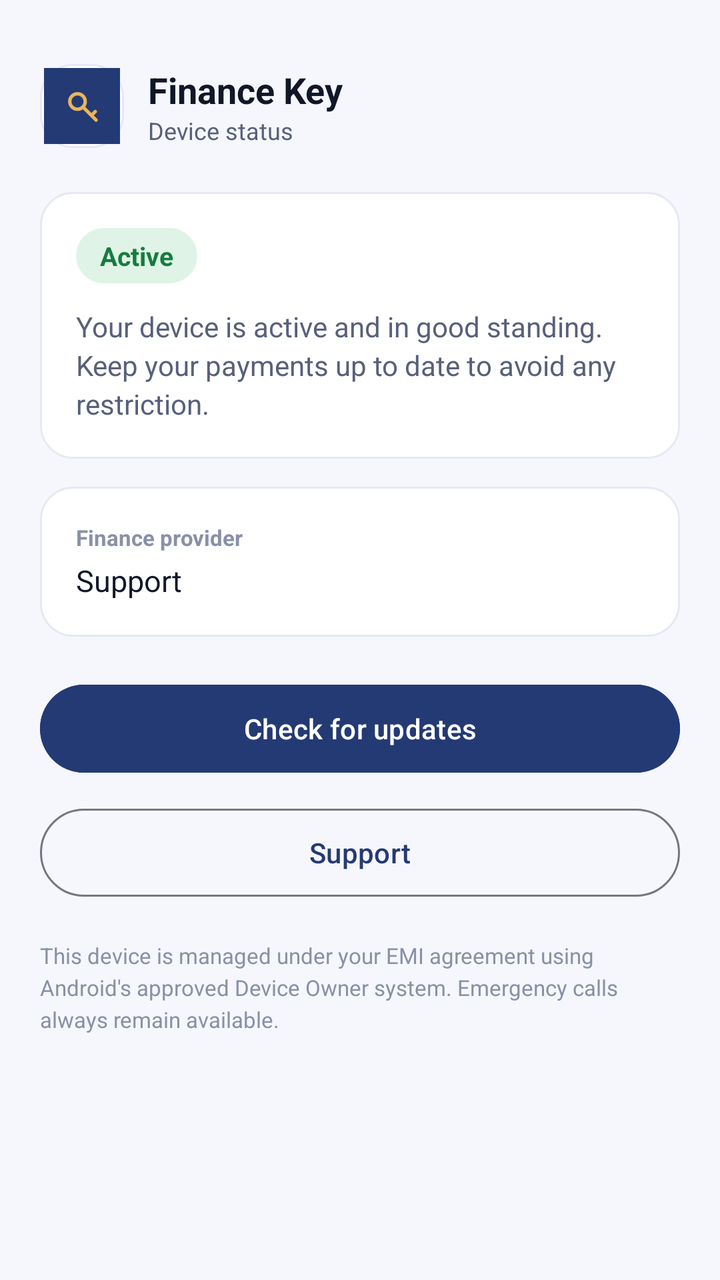
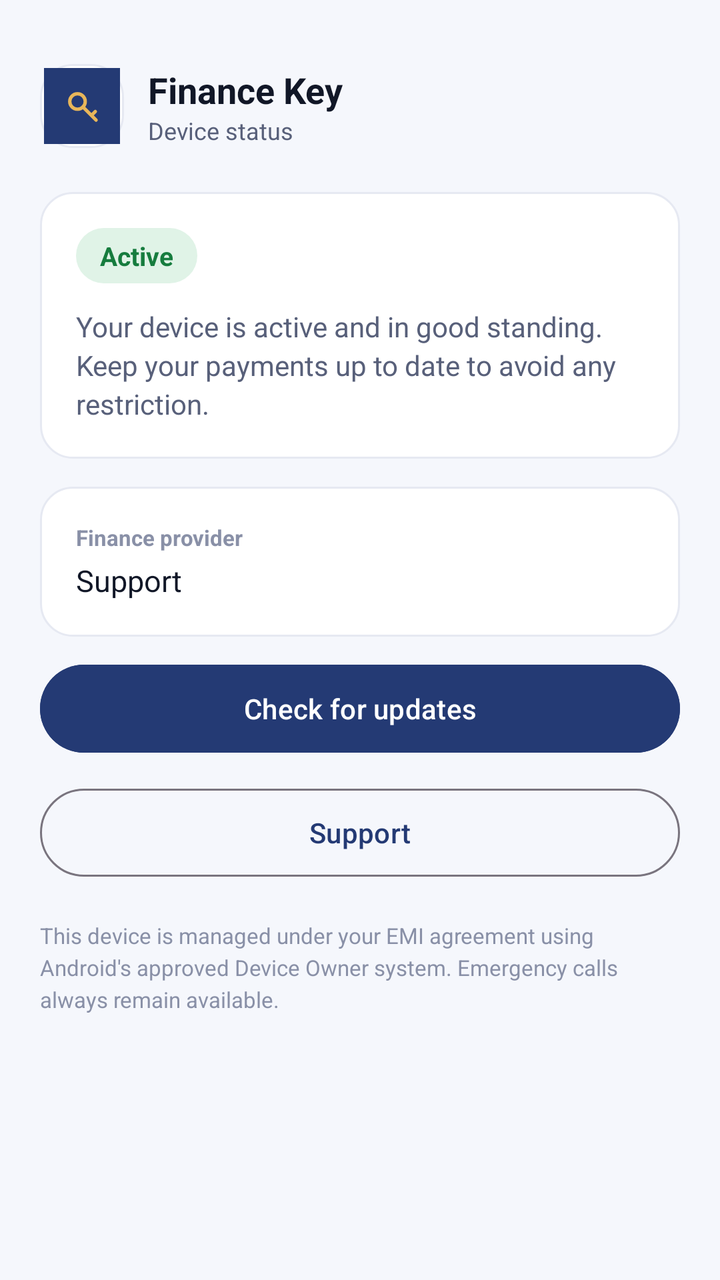

Two renders of the same Android screen: before a commit and after it. Below are the layout's source before the change and the commit's diff.
<!-- AndroidManifest.xml: activity theme Theme.FinanceKey -->
<!-- res/layout/activity_main.xml -->
<?xml version="1.0" encoding="utf-8"?>
<ScrollView xmlns:android="http://schemas.android.com/apk/res/android"
    android:layout_width="match_parent"
    android:layout_height="match_parent"
    android:fillViewport="true">

    <LinearLayout
        android:layout_width="match_parent"
        android:layout_height="wrap_content"
        android:orientation="vertical"
        android:padding="20dp">

        
        <LinearLayout
            android:layout_width="match_parent"
            android:layout_height="wrap_content"
            android:orientation="horizontal"
            android:gravity="center_vertical"
            android:paddingTop="12dp"
            android:paddingBottom="22dp">

            <ImageView
                android:layout_width="42dp"
                android:layout_height="42dp"
                android:src="@drawable/ic_launcher"
                android:background="@drawable/card_bg"
                android:padding="2dp"
                android:contentDescription="@string/app_name" />

            <LinearLayout
                android:layout_width="wrap_content"
                android:layout_height="wrap_content"
                android:orientation="vertical"
                android:layout_marginStart="12dp">

                <TextView
                    android:layout_width="wrap_content"
                    android:layout_height="wrap_content"
                    android:text="@string/app_name"
                    android:textColor="@color/ink"
                    android:textSize="18sp"
                    android:textStyle="bold" />

                <TextView
                    android:layout_width="wrap_content"
                    android:layout_height="wrap_content"
                    android:text="@string/device_status"
                    android:textColor="@color/muted"
                    android:textSize="12sp" />
            </LinearLayout>
        </LinearLayout>

        
        <LinearLayout
            android:layout_width="match_parent"
            android:layout_height="wrap_content"
            android:orientation="vertical"
            android:background="@drawable/card_bg"
            android:padding="18dp">

            <TextView
                android:id="@+id/statusBadge"
                android:layout_width="wrap_content"
                android:layout_height="wrap_content"
                android:text="@string/status_active"
                android:background="@drawable/badge_good"
                android:paddingStart="12dp"
                android:paddingEnd="12dp"
                android:paddingTop="5dp"
                android:paddingBottom="5dp"
                android:textColor="@color/good"
                android:textStyle="bold"
                android:textSize="13sp" />

            <TextView
                android:id="@+id/statusDetail"
                android:layout_width="match_parent"
                android:layout_height="wrap_content"
                android:layout_marginTop="12dp"
                android:text="@string/active_detail"
                android:textColor="@color/muted"
                android:lineSpacingExtra="3dp"
                android:textSize="14sp" />
        </LinearLayout>

        
        <LinearLayout
            android:layout_width="match_parent"
            android:layout_height="wrap_content"
            android:orientation="vertical"
            android:background="@drawable/card_bg"
            android:padding="18dp"
            android:layout_marginTop="14dp">

            <TextView
                android:layout_width="wrap_content"
                android:layout_height="wrap_content"
                android:text="@string/contact_label"
                android:textColor="@color/faint"
                android:textSize="11sp"
                android:textStyle="bold" />

            <TextView
                android:id="@+id/contactValue"
                android:layout_width="match_parent"
                android:layout_height="wrap_content"
                android:layout_marginTop="4dp"
                android:text="@string/support"
                android:textColor="@color/ink"
                android:textSize="15sp" />
        </LinearLayout>

        <Button
            android:id="@+id/btnCheck"
            android:layout_width="match_parent"
            android:layout_height="52dp"
            android:layout_marginTop="20dp"
            android:text="@string/check_now"
            android:backgroundTint="@color/navy"
            android:textColor="@color/white" />

        <Button
            android:id="@+id/btnSupport"
            style="?attr/materialButtonOutlinedStyle"
            android:layout_width="match_parent"
            android:layout_height="52dp"
            android:layout_marginTop="10dp"
            android:text="@string/support" />

        <TextView
            android:layout_width="match_parent"
            android:layout_height="wrap_content"
            android:layout_marginTop="18dp"
            android:text="@string/consent_note"
            android:textColor="@color/faint"
            android:textSize="11sp"
            android:lineSpacingExtra="3dp" />
    </LinearLayout>
</ScrollView>
<!-- resources referenced by this layout -->
<resources>
  <color name="faint">#FF8990A7</color>
  <color name="good">#FF167C3E</color>
  <color name="ink">#FF111727</color>
  <color name="muted">#FF58607A</color>
  <color name="navy">#FF243A74</color>
  <color name="white">#FFFFFFFF</color>
  <!-- drawable badge_good (drawable) -->
  <?xml version="1.0" encoding="utf-8"?>
  <shape xmlns:android="http://schemas.android.com/apk/res/android" android:shape="rectangle">
      <solid android:color="@color/good_soft" />
      <corners android:radius="20dp" />
  </shape>
  <!-- drawable card_bg (drawable) -->
  <?xml version="1.0" encoding="utf-8"?>
  <shape xmlns:android="http://schemas.android.com/apk/res/android" android:shape="rectangle">
      <solid android:color="@color/surface" />
      <corners android:radius="16dp" />
      <stroke android:width="1dp" android:color="@color/line" />
  </shape>
  <!-- drawable ic_launcher (drawable) -->
  <vector xmlns:android="http://schemas.android.com/apk/res/android"
      android:width="108dp" android:height="108dp"
      android:viewportWidth="108" android:viewportHeight="108">
      <path android:fillColor="#243A74" android:pathData="M0,0h108v108h-108z"/>
      <group android:scaleX="2.2" android:scaleY="2.2" android:translateX="30" android:translateY="30">
          <path android:strokeColor="#E8B65A" android:strokeWidth="2.2" android:fillColor="#00000000"
              android:pathData="M8,8m-5,0a5,5 0,1 1,10 0a5,5 0,1 1,-10 0" />
          <path android:strokeColor="#E8B65A" android:strokeWidth="2.2" android:strokeLineCap="round"
              android:fillColor="#00000000" android:pathData="M11.5,11.5 L20,20 M17,17 l2.5,-2.5" />
      </group>
  </vector>
  <string name="active_detail">Your device is active and in good standing. Keep your payments up to date to avoid any restriction.</string>
  <string name="app_name">Finance Key</string>
  <string name="check_now">Check for updates</string>
  <string name="consent_note">This device is managed under your EMI agreement using Android\'s approved Device Owner system. Emergency calls always remain available.</string>
  <string name="contact_label">Finance provider</string>
  <string name="device_status">Device status</string>
  <string name="status_active">Active</string>
  <string name="support">Support</string>
  <style name="Theme.FinanceKey" parent="Theme.Material3.Light.NoActionBar">
          <item name="colorPrimary">@color/navy</item>
          <item name="colorOnPrimary">@color/white</item>
          <item name="colorSecondary">@color/gold</item>
          <item name="android:windowBackground">@color/bg</item>
          <item name="android:statusBarColor">@color/navy</item>
      </style>
  <color name="good_soft">#FFE0F3E7</color>
  <color name="surface">#FFFFFFFF</color>
  <color name="line">#FFE6E9F2</color>
  <color name="gold">#FFC2851A</color>
  <color name="bg">#FFF5F7FC</color>
</resources>

<!-- the commit's change to res/layout/activity_main.xml (unified diff, before → after) -->
@@ -111,10 +111,20 @@
         </LinearLayout>
 
         <Button
+            android:id="@+id/btnDetails"
+            android:layout_width="match_parent"
+            android:layout_height="52dp"
+            android:layout_marginTop="20dp"
+            android:text="@string/complete_details"
+            android:backgroundTint="@color/navy"
+            android:textColor="@color/white"
+            android:visibility="gone" />
+
+        <Button
             android:id="@+id/btnCheck"
             android:layout_width="match_parent"
             android:layout_height="52dp"
-            android:layout_marginTop="20dp"
+            android:layout_marginTop="10dp"
             android:text="@string/check_now"
             android:backgroundTint="@color/navy"
             android:textColor="@color/white" />
<!-- resource entries referenced after the edit -->
@@ -34,6 +34,7 @@
   <string name="active_detail">Your device is active and in good standing. Keep your payments up to date to avoid any restriction.</string>
   <string name="app_name">Finance Key</string>
   <string name="check_now">Check for updates</string>
+  <string name="complete_details">Complete your details</string>
   <string name="consent_note">This device is managed under your EMI agreement using Android\'s approved Device Owner system. Emergency calls always remain available.</string>
   <string name="contact_label">Finance provider</string>
   <string name="device_status">Device status</string>
